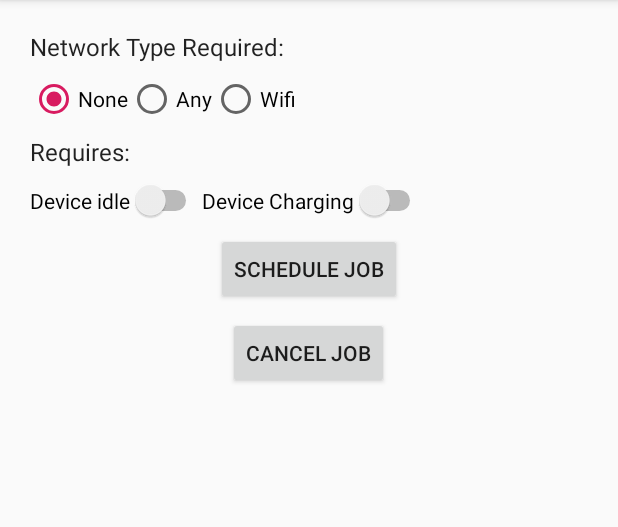
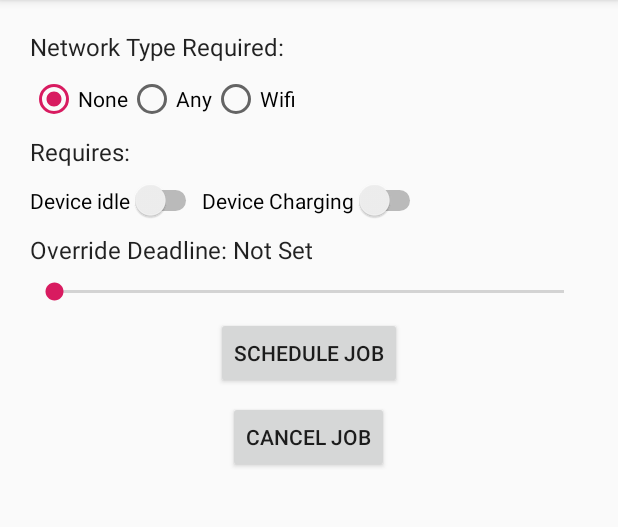
Before and after one commit to HyeokJaeChoi/JobSchedularCodelab, an Android app: the screen it shows after launch (MainActivity), after a tap on "SCHEDULE JOB", on a phone screen of 412 x 824 dp, the part 84-611 px from its top. Run offline under Robolectric (Android 15) with nearby library versions, the phone set to English and light mode, and no system bars.

```diff
--- a/app/src/main/java/com/hyeok/jobschedulercodelab/MainActivity.kt
+++ b/app/src/main/java/com/hyeok/jobschedulercodelab/MainActivity.kt
@@ -6,6 +6,7 @@ import android.content.ComponentName
 import androidx.appcompat.app.AppCompatActivity
 import android.os.Bundle
 import android.view.View
+import android.widget.SeekBar
 import android.widget.Toast
 import androidx.core.content.getSystemService
 import kotlinx.android.synthetic.main.activity_main.*
@@ -21,6 +22,24 @@ class MainActivity : AppCompatActivity(), View.OnClickListener {
 
         scheduleJobBtn.setOnClickListener(this)
         cancelJobBtn.setOnClickListener(this)
+        seekBar.setOnSeekBarChangeListener(object : SeekBar.OnSeekBarChangeListener {
+            override fun onProgressChanged(p0: SeekBar?, p1: Int, p2: Boolean) {
+                if(p1 > 0) {
+                    seekBarProgress.text = "$p1 s"
+                }
+                else {
+                    seekBarProgress.text = "Not Set"
+                }
+            }
+
+            override fun onStartTrackingTouch(p0: SeekBar?) {
+
+            }
+
+            override fun onStopTrackingTouch(p0: SeekBar?) {
+
+            }
+        })
     }
 
     override fun onClick(p0: View?) {
@@ -52,13 +71,19 @@ class MainActivity : AppCompatActivity(), View.OnClickListener {
                 JobInfo.NETWORK_TYPE_NONE
             }
         }
+        val seekBarProgress = seekBar.progress
+        val seekBarSet = seekBarProgress > 0
         val componentName = ComponentName(packageName, NotificationJobService::class.java.name)
         val jobInfoBuilder = JobInfo.Builder(JOB_ID, componentName)
             .setRequiredNetworkType(selectedNetworkOption)
             .setRequiresDeviceIdle(idleSwitch.isChecked)
             .setRequiresCharging(chargingSwitch.isChecked)
+
+        if(seekBarSet) {
+            jobInfoBuilder.setOverrideDeadline((seekBarProgress * 1000).toLong())
+        }
         val constraintSet = (selectedNetworkOption != JobInfo.NETWORK_TYPE_NONE)
-                || chargingSwitch.isChecked || idleSwitch.isChecked
+                || chargingSwitch.isChecked || idleSwitch.isChecked || seekBarSet
 
         if(constraintSet) {
             val jobInfo = jobInfoBuilder.build()
--- a/app/src/main/res/layout/activity_main.xml
+++ b/app/src/main/res/layout/activity_main.xml
@@ -71,6 +71,37 @@
 
     </LinearLayout>
 
+    <LinearLayout
+        android:layout_width="match_parent"
+        android:layout_height="wrap_content"
+        android:orientation="horizontal"
+        android:layout_margin="4dp">
+
+        <TextView
+            android:id="@+id/seekBarLabel"
+            android:layout_width="wrap_content"
+            android:layout_height="wrap_content"
+            android:textAppearance="@style/TextAppearance.AppCompat.Subhead"
+            android:text="Override Deadline: "
+            />
+
+        <TextView
+            android:id="@+id/seekBarProgress"
+            android:layout_width="wrap_content"
+            android:layout_height="wrap_content"
+            android:textAppearance="@style/TextAppearance.AppCompat.Subhead"
+            android:text="Not Set"
+            />
+
+    </LinearLayout>
+
+    <SeekBar
+        android:id="@+id/seekBar"
+        android:layout_width="match_parent"
+        android:layout_height="wrap_content"
+        android:layout_margin="4dp"
+        />
+
     <Button
         android:id="@+id/scheduleJobBtn"
         android:layout_width="wrap_content"
```
